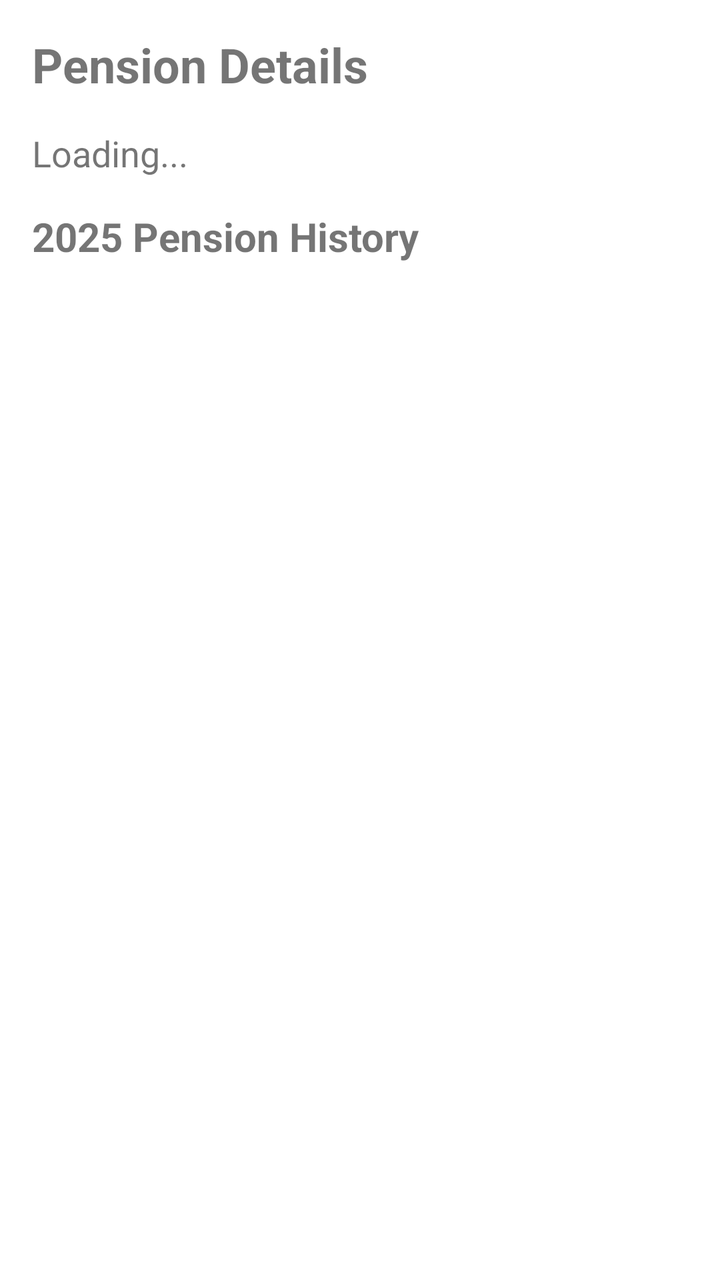
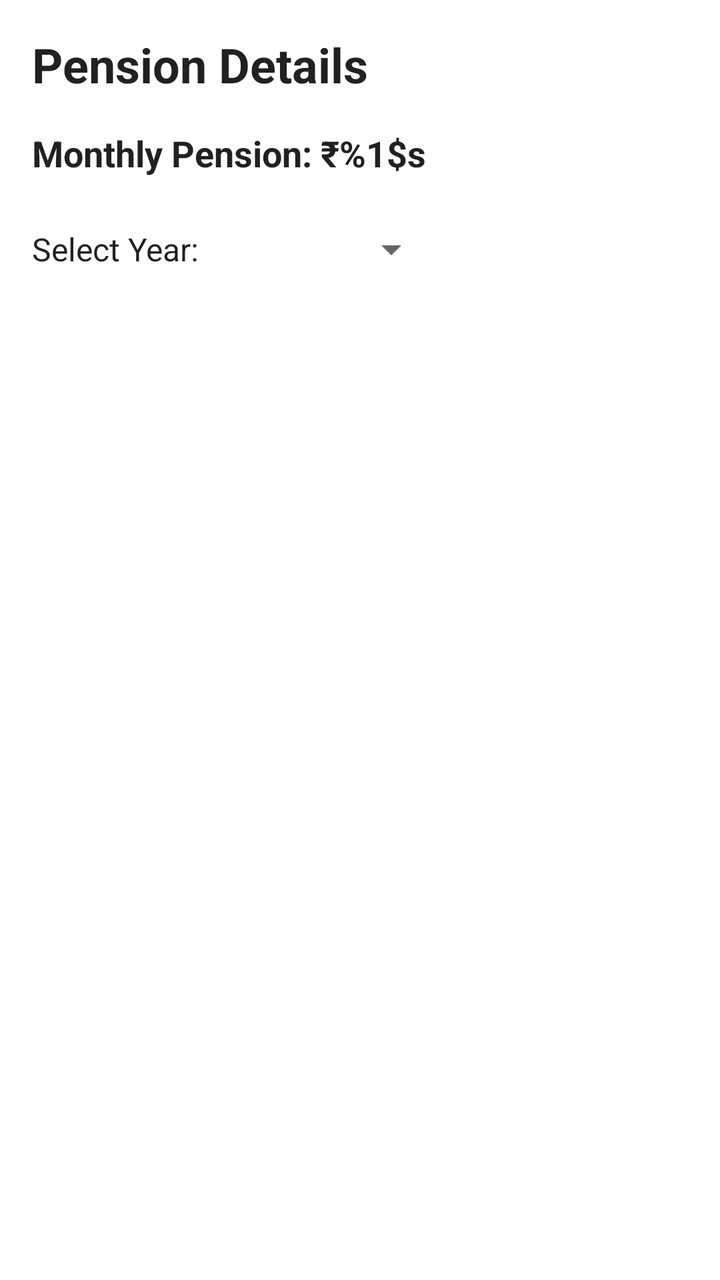

Two renders of the same Android screen: before a commit and after it. Below are the layout's source before the change and the commit's diff.
<!-- AndroidManifest.xml: application theme Theme.SeniorCareApp -->
<!-- res/layout/fragment_pension.xml -->
<?xml version="1.0" encoding="utf-8"?>
<LinearLayout xmlns:android="http://schemas.android.com/apk/res/android"
    android:layout_width="match_parent"
    android:layout_height="match_parent"
    android:orientation="vertical"
    android:padding="16dp">

    <TextView
        android:layout_width="wrap_content"
        android:layout_height="wrap_content"
        android:text="@string/pension_details"
        android:textSize="24sp"
        android:textStyle="bold" />

    <TextView
        android:id="@+id/tvPensionStatus"
        android:layout_width="wrap_content"
        android:layout_height="wrap_content"
        android:text="@string/loading"
        android:textSize="18sp"
        android:layout_marginTop="16dp"/>

    <TextView
        android:id="@+id/tvPensionHistoryTitle"
        android:layout_width="wrap_content"
        android:layout_height="wrap_content"
        android:text="@string/pension_history_2025"
        android:textSize="20sp"
        android:textStyle="bold"
        android:layout_marginTop="16dp"/>

    <androidx.recyclerview.widget.RecyclerView
        android:id="@+id/rvPensionHistory"
        android:layout_width="match_parent"
        android:layout_height="match_parent"
        android:layout_marginTop="8dp"/>
</LinearLayout>
<!-- resources referenced by this layout -->
<resources>
  <string name="loading">Loading...</string>
  <string name="pension_details">Pension Details</string>
  <string name="pension_history_2025">2025 Pension History</string>
  <style name="Theme.SeniorCareApp" parent="Theme.MaterialComponents.DayNight.NoActionBar">
          <item name="colorPrimary">@color/purple_500</item>
          <item name="colorPrimaryVariant">@color/purple_700</item>
          <item name="colorOnPrimary">@color/white</item>
          <item name="colorSecondary">@color/teal_200</item>
          <item name="colorSecondaryVariant">@color/teal_700</item>
          <item name="colorOnSecondary">@color/black</item>
          <item name="android:statusBarColor">?attr/colorPrimaryVariant</item>
      </style>
  <color name="purple_500">#FF6200EE</color>
  <color name="purple_700">#FF3700B3</color>
  <color name="white">#FFFFFFFF</color>
  <color name="teal_200">#FF03DAC6</color>
  <color name="teal_700">#FF018786</color>
  <color name="black">#FF000000</color>
</resources>

<!-- the commit's change to res/layout/fragment_pension.xml (unified diff, before → after) -->
@@ -3,35 +3,72 @@
     android:layout_width="match_parent"
     android:layout_height="match_parent"
     android:orientation="vertical"
-    android:padding="16dp">
+    android:padding="16dp"
+    android:background="?android:attr/windowBackground">
 
     <TextView
+        android:id="@+id/tvPensionTitle"
         android:layout_width="wrap_content"
         android:layout_height="wrap_content"
-        android:text="@string/pension_details"
+        android:text="@string/pension_title"
         android:textSize="24sp"
-        android:textStyle="bold" />
+        android:textStyle="bold"
+        android:textColor="?android:attr/textColorPrimary"
+        android:layout_marginBottom="16dp"/>
 
     <TextView
-        android:id="@+id/tvPensionStatus"
-        android:layout_width="wrap_content"
+        android:id="@+id/tvNoPensionMessage"
+        android:layout_width="match_parent"
         android:layout_height="wrap_content"
-        android:text="@string/loading"
+        android:text="@string/no_pension_record"
         android:textSize="18sp"
-        android:layout_marginTop="16dp"/>
+        android:gravity="center"
+        android:layout_marginTop="50dp"
+        android:visibility="gone"
+        android:textColor="?android:attr/textColorSecondary"/>
 
-    <TextView
-        android:id="@+id/tvPensionHistoryTitle"
-        android:layout_width="wrap_content"
-        android:layout_height="wrap_content"
-        android:text="@string/pension_history_2025"
-        android:textSize="20sp"
-        android:textStyle="bold"
-        android:layout_marginTop="16dp"/>
-
-    <androidx.recyclerview.widget.RecyclerView
-        android:id="@+id/rvPensionHistory"
+    <LinearLayout
+        android:id="@+id/layoutPensionContent"
         android:layout_width="match_parent"
         android:layout_height="match_parent"
-        android:layout_marginTop="8dp"/>
+        android:orientation="vertical">
+
+        <TextView
+            android:id="@+id/tvPensionAmount"
+            android:layout_width="wrap_content"
+            android:layout_height="wrap_content"
+            android:text="@string/monthly_pension_text"
+            android:textSize="18sp"
+            android:textStyle="bold"
+            android:textColor="?android:attr/textColorPrimary"
+            android:layout_marginBottom="24dp"/>
+
+        <LinearLayout
+            android:layout_width="match_parent"
+            android:layout_height="wrap_content"
+            android:orientation="horizontal"
+            android:gravity="center_vertical"
+            android:layout_marginBottom="12dp">
+
+            <TextView
+                android:id="@+id/tvSelectYearLabel"
+                android:layout_width="wrap_content"
+                android:layout_height="wrap_content"
+                android:text="@string/select_year"
+                android:textSize="16sp"
+                android:textColor="?android:attr/textColorPrimary"/>
+
+            <Spinner
+                android:id="@+id/spinnerYear"
+                android:layout_width="wrap_content"
+                android:layout_height="wrap_content"
+                android:minWidth="120dp"/>
+        </LinearLayout>
+
+        <androidx.recyclerview.widget.RecyclerView
+            android:id="@+id/rvPensionHistory"
+            android:layout_width="match_parent"
+            android:layout_height="match_parent"
+            android:scrollbars="vertical"/>
+    </LinearLayout>
 </LinearLayout>
<!-- resource entries referenced after the edit -->
@@ -1,8 +1,9 @@
 <!-- resources referenced by this layout -->
 <resources>
-  <string name="loading">Loading...</string>
-  <string name="pension_details">Pension Details</string>
-  <string name="pension_history_2025">2025 Pension History</string>
+  <string name="monthly_pension_text">Monthly Pension: ₹%1$s</string>
+  <string name="no_pension_record">No Pension Record Found</string>
+  <string name="pension_title">Pension Details</string>
+  <string name="select_year">Select Year:</string>
   <style name="Theme.SeniorCareApp" parent="Theme.MaterialComponents.DayNight.NoActionBar">
           <item name="colorPrimary">@color/purple_500</item>
           <item name="colorPrimaryVariant">@color/purple_700</item>
